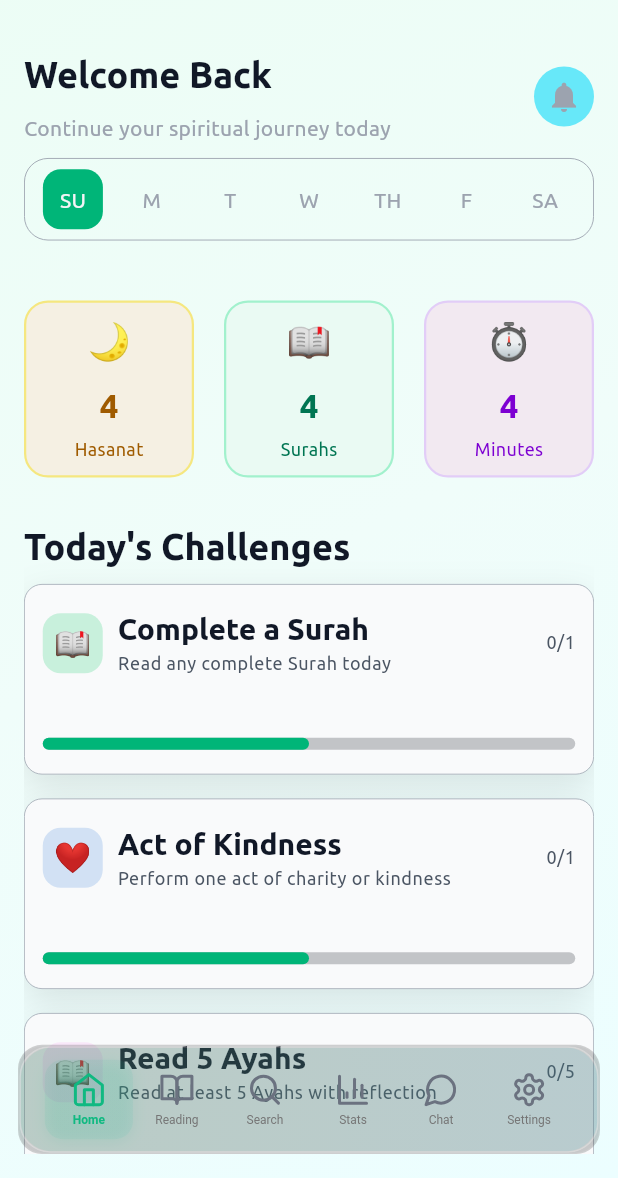
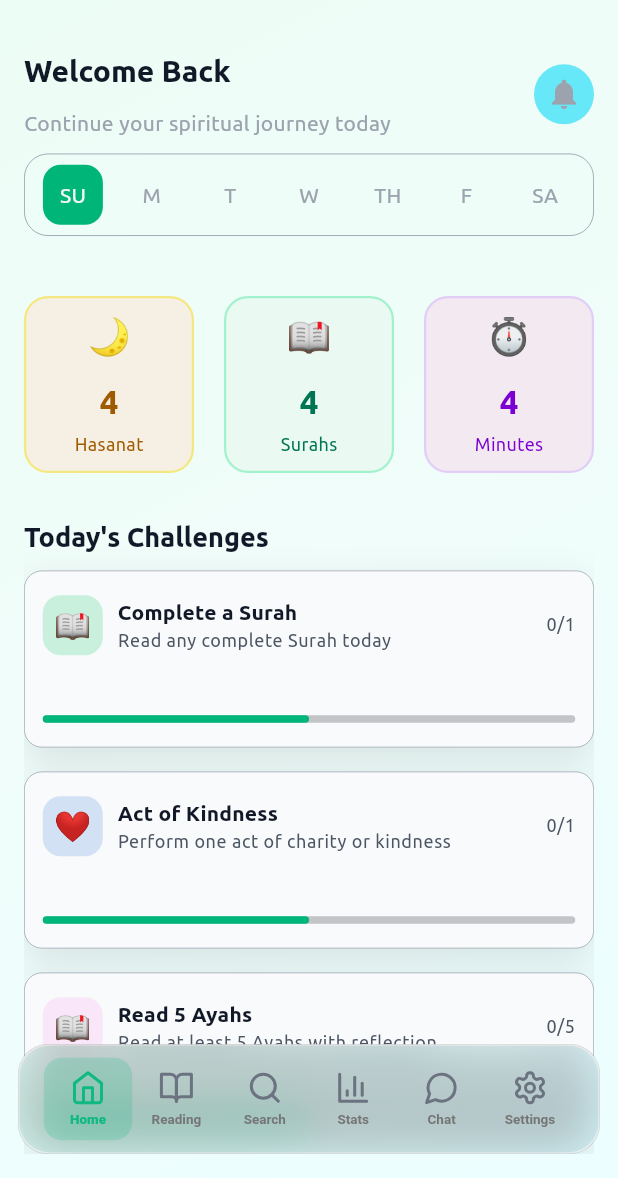
Before and after one commit to Sofianemad4405/furqan, a Flutter app: the screen it shows after launch, on a phone screen of 412 x 824 dp, the part 58-1236 px from its top. Run offline on Flutter 3.47's test engine with Material 3 defaults, Android fonts, the phone set to English and light mode, and no system bars; our stand-ins replace bloc, dio, equatable, flutter_bloc, flutter_svg, gap and 3 more; generated files the repository leaves out were written again; project files that could hold a hidden picture were left out.

Commit message:
edited bottom nav bar created dhikr and prayer times sceens

```diff
--- a/lib/app/root_page.dart
+++ b/lib/app/root_page.dart
@@ -11,6 +11,7 @@ import 'package:furqan/features/reading/presentation/screens/reading_page.dart';
 import 'package:furqan/features/search/presentation/screens/search_page.dart';
 import 'package:furqan/features/settings/presentation/screens/settings_page.dart';
 import 'package:furqan/features/stats/presentation/screens/stats_page.dart';
+import 'package:gap/gap.dart';
 
 class RootPage extends StatefulWidget {
   const RootPage({super.key});
@@ -35,6 +36,11 @@ class _RootPageState extends State<RootPage> {
       ),
       child: Scaffold(
         appBar: AppBar(
+          // shadowColor: Colors.greenAccent,
+          // elevation: 6,
+          // backgroundColor: context.watch<ThemeCubit>().isDarkMood()
+          //     ? const Color(0xff041B17).withValues(alpha: 0.9)
+          //     : const Color(0xffE0F1ED),
           leading: const Icon(Icons.menu),
           title: const Text("Furqan"),
           actions: [
--- a/lib/core/themes/theme_system.dart
+++ b/lib/core/themes/theme_system.dart
@@ -728,7 +728,9 @@ class QuranAppTheme {
   static const LinearGradient darkScaffoldGradient = LinearGradient(
     begin: Alignment.topLeft,
     end: Alignment.bottomRight,
-    colors: [teal800, teal900, teal950],
+    colors: [emerald950, teal950, cyan950],
+
+    // dark:from-emerald-950 dark:via-teal-950 dark:to-cyan-950
   );
 
   /// Primary emerald gradient for buttons and accents
@@ -817,10 +819,10 @@ class QuranAppTheme {
     Color? borderColor,
   }) {
     return BoxDecoration(
-      color: backgroundColor ?? Colors.white.withOpacity(0.1),
+      color: backgroundColor ?? Colors.white.withValues(alpha: 0.1),
       borderRadius: BorderRadius.circular(borderRadius),
       border: Border.all(
-        color: borderColor ?? Colors.white.withOpacity(0.2),
+        color: borderColor ?? Colors.white.withValues(alpha: 0.2),
         width: 0.5,
       ),
       boxShadow: [
@@ -835,16 +837,16 @@ class QuranAppTheme {
 
   /// Dark mode glass container decoration
   static BoxDecoration darkGlassDecoration({
-    double borderRadius = 16.0,
+    double borderRadius = 20.0,
     Color? backgroundColor,
     Color? borderColor,
   }) {
     return BoxDecoration(
-      color: backgroundColor ?? Colors.black.withOpacity(0.2),
+      color: backgroundColor ?? Colors.black.withValues(alpha: 0.2),
       borderRadius: BorderRadius.circular(borderRadius),
       border: Border.all(
-        color: borderColor ?? Colors.white.withOpacity(0.1),
-        width: 0.9,
+        color: borderColor ?? Colors.white.withValues(alpha: 0.1),
+        width: 0.2,
       ),
       // boxShadow: [
       //   BoxShadow(
--- a/lib/core/widgets/custom_nav_bar.dart
+++ b/lib/core/widgets/custom_nav_bar.dart
@@ -1,3 +1,5 @@
+import 'dart:ui';
+
 import 'package:flutter/material.dart';
 import 'package:flutter_svg/flutter_svg.dart';
 import 'package:furqan/core/design/app_design_system.dart';
@@ -50,6 +52,8 @@ class GlassBottomNavigation extends StatelessWidget {
       decoration: QuranAppTheme.darkGlassDecoration(),
       child: ClipRRect(
         borderRadius: BorderRadius.circular(20),
+        child: BackdropFilter(
+          filter: ImageFilter.blur(sigmaX: 15, sigmaY: 15),
           child: Container(
             decoration: BoxDecoration(
               color: Theme.of(context).brightness == Brightness.dark
@@ -77,7 +81,10 @@ class GlassBottomNavigation extends StatelessWidget {
                 borderRadius: BorderRadius.circular(20),
               ),
               child: Padding(
-              padding: const EdgeInsets.symmetric(horizontal: 16, vertical: 8),
+                padding: const EdgeInsets.symmetric(
+                  horizontal: 16,
+                  vertical: 8,
+                ),
                 child: Row(
                   mainAxisAlignment: MainAxisAlignment.spaceBetween,
                   children: tabs.map((tab) {
@@ -89,32 +96,39 @@ class GlassBottomNavigation extends StatelessWidget {
                           duration: const Duration(milliseconds: 100),
                           curve: Curves.easeInOut,
                           decoration: BoxDecoration(
+                            color: isActive
+                                ? QuranDesignSystem
+                                      .components
+                                      .bottomNavigation
+                                      .activeColor
+                                      .withValues(alpha: 0.2)
+                                : Colors.transparent,
                             borderRadius: BorderRadius.circular(12),
-                          gradient: isActive
-                              ? LinearGradient(
-                                  begin: Alignment.topLeft,
-                                  end: Alignment.bottomRight,
-                                  colors: [
-                                    const Color(
-                                      0xFF10B981,
-                                    ).withValues(alpha: 0.07),
-                                    const Color(
-                                      0xFF14B8A6,
-                                    ).withValues(alpha: 0.07),
-                                  ],
-                                )
-                              : null,
-                          boxShadow: isActive
-                              ? [
-                                  BoxShadow(
-                                    color: const Color(
-                                      0xFF10B981,
-                                    ).withOpacity(0.1),
-                                    blurRadius: 8,
-                                    offset: const Offset(0, 2),
-                                  ),
-                                ]
-                              : null,
+                            // gradient: isActive
+                            //     ? LinearGradient(
+                            //         begin: Alignment.topLeft,
+                            //         end: Alignment.bottomRight,
+                            //         colors: [
+                            //           const Color(
+                            //             0xFF10B981,
+                            //           ).withValues(alpha: 0.7),
+                            //           const Color(
+                            //             0xFF14B8A6,
+                            //           ).withValues(alpha: 0.7),
+                            //         ],
+                            //       )
+                            //     : null,
+                            // boxShadow: isActive
+                            //     ? [
+                            //         BoxShadow(
+                            //           color: const Color(
+                            //             0xFF10B981,
+                            //           ).withValues(alpha: 0.3),
+                            //           blurRadius: 0.4,
+                            //           offset: const Offset(0, 2),
+                            //         ),
+                            //       ]
+                            //     : null,
                           ),
                           child: Padding(
                             padding: const EdgeInsets.symmetric(
@@ -146,10 +160,10 @@ class GlassBottomNavigation extends StatelessWidget {
                                 AnimatedDefaultTextStyle(
                                   duration: const Duration(milliseconds: 300),
                                   style: TextStyle(
-                                  fontSize: 8,
+                                    fontSize: 9,
                                     fontWeight: isActive
-                                      ? FontWeight.w600
-                                      : FontWeight.w400,
+                                        ? FontWeight.w800
+                                        : FontWeight.w700,
                                     color: isActive
                                         ? QuranDesignSystem
                                               .components
@@ -174,6 +188,7 @@ class GlassBottomNavigation extends StatelessWidget {
             ),
           ),
         ),
+      ),
     );
   }
 }
--- /dev/null
+++ b/lib/features/home/presentation/screens/dhikr_counter.dart
@@ -0,0 +1,15 @@
+import 'package:flutter/material.dart';
+
+class DhikrCounter extends StatefulWidget {
+  const DhikrCounter({super.key});
+
+  @override
+  State<DhikrCounter> createState() => _DhikrCounterState();
+}
+
+class _DhikrCounterState extends State<DhikrCounter> {
+  @override
+  Widget build(BuildContext context) {
+    return Scaffold();
+  }
+}
--- /dev/null
+++ b/lib/features/home/presentation/screens/duaas_screen.dart
@@ -0,0 +1,15 @@
+import 'package:flutter/material.dart';
+
+class DuaasScreen extends StatefulWidget {
+  const DuaasScreen({super.key});
+
+  @override
+  State<DuaasScreen> createState() => _DuaasScreenState();
+}
+
+class _DuaasScreenState extends State<DuaasScreen> {
+  @override
+  Widget build(BuildContext context) {
+    return Scaffold();
+  }
+}
--- a/lib/features/home/presentation/screens/home_screen.dart
+++ b/lib/features/home/presentation/screens/home_screen.dart
@@ -56,7 +56,7 @@ class _HomeScreenState extends State<HomeScreen>
               ///Today Challenges List View
               Text(
                 "Today's Challenges",
-                style: Theme.of(context).textTheme.displaySmall,
+                style: Theme.of(context).textTheme.headlineSmall,
               ),
               const Gap(10),
               const TodayChallengesListView(),
--- a/lib/features/home/presentation/widgets/home_header.dart
+++ b/lib/features/home/presentation/widgets/home_header.dart
@@ -15,7 +15,7 @@ class HomeHeader extends StatelessWidget {
           children: [
             Text(
               "Welcome Back",
-              style: Theme.of(context).textTheme.displaySmall,
+              style: Theme.of(context).textTheme.headlineMedium,
             ),
             const Gap(10),
             Text(
--- a/lib/features/home/presentation/widgets/main_challenges_grid_view.dart
+++ b/lib/features/home/presentation/widgets/main_challenges_grid_view.dart
@@ -35,12 +35,12 @@ class MainChallengesGridView extends StatelessWidget {
                     ),
                     Text(
                       mainChallenges[index].challengeName,
-                      style: Theme.of(context).textTheme.headlineSmall,
+                      style: Theme.of(context).textTheme.titleMedium,
                     ),
                     Text(
                       mainChallenges[index].challengeDesc ??
                           "Start your journey",
-                      style: Theme.of(context).textTheme.bodyMedium,
+                      style: Theme.of(context).textTheme.bodySmall,
                     ),
                   ],
                 ),
--- a/lib/features/home/presentation/widgets/today_challenges_list_view.dart
+++ b/lib/features/home/presentation/widgets/today_challenges_list_view.dart
@@ -57,9 +57,7 @@ class TodayChallengesListView extends StatelessWidget {
                             children: [
                               Text(
                                 todayChallenges[index].challengeName,
-                                style: Theme.of(
-                                  context,
-                                ).textTheme.headlineMedium,
+                                style: Theme.of(context).textTheme.titleMedium,
                               ),
                               Text(
                                 todayChallenges[index].challengeDesc ?? "",
@@ -76,7 +74,7 @@ class TodayChallengesListView extends StatelessWidget {
                       ),
                       const Gap(40),
                       LinearProgressIndicator(
-                        minHeight: 8,
+                        minHeight: 5,
                         borderRadius: BorderRadius.circular(12),
                         value: 0.5,
                         backgroundColor: QuranAppTheme.gray450,
```
Also changed, not shown: lib/features/home/presentation/screens/prayer_times_screen.dart (added). Lines whose indentation alone changed are shown as unchanged.
